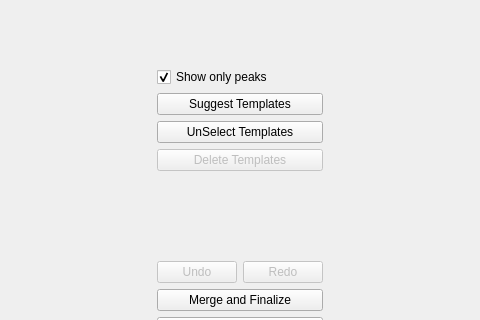
Old version of the form circus/qt_GUI/qt_merge.ui in the repository spyking-circus/spyking-circus; both pictures show x 361 to 841 and y 190 to 510 of the 978 by 625 pixel window.
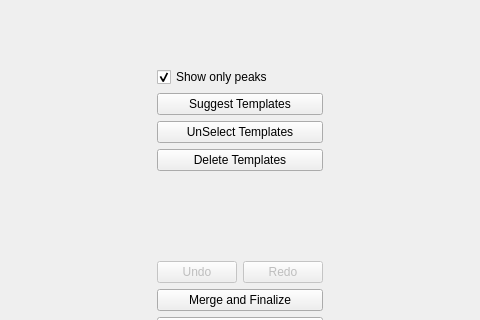
New version of the form. Icons and pictures are not drawn. Custom widgets are drawn as their Qt base class.

Commit message: Fixing export bug for phy

```diff
--- a/circus/qt_GUI/qt_merge.ui
+++ b/circus/qt_GUI/qt_merge.ui
@@ -279,7 +279,7 @@
        <item>
         <widget class="QPushButton" name="btn_delete">
          <property name="enabled">
-          <bool>false</bool>
+          <bool>true</bool>
          </property>
          <property name="text">
           <string>Delete Templates</string>
```
The commit also changes 1 other file.
